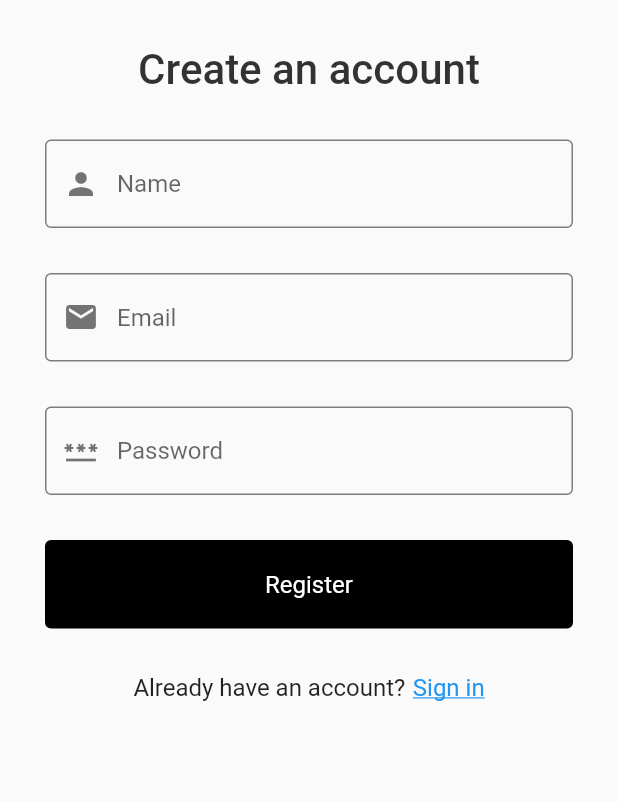
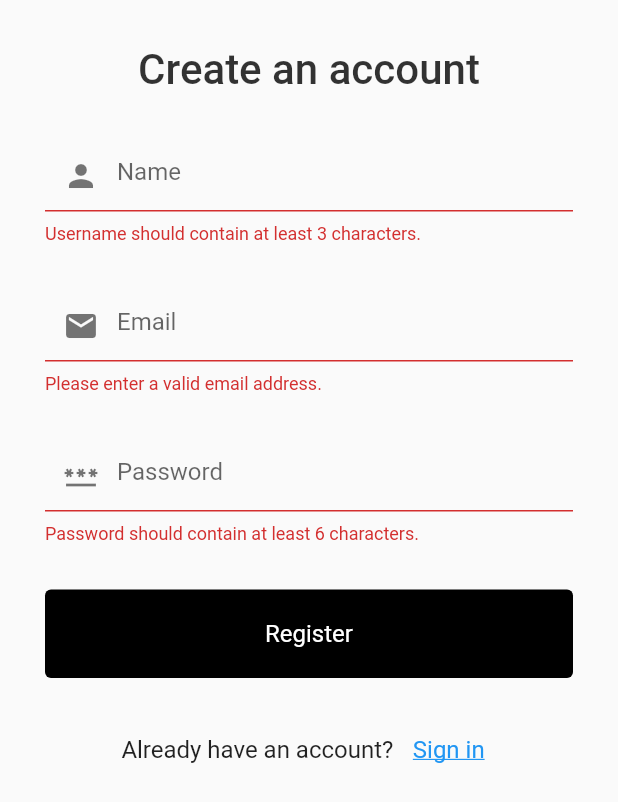
Before and after one commit to omarageorge/Belendroit, a Flutter app: the RegistrationScreen screen opened by its route, after a tap on "Register", on a phone screen of 412 x 824 dp. Shown: the top 802 px of the screen. Run offline on Flutter 3.47's test engine with Material 2 defaults, Android fonts, the phone set to English and light mode, and no system bars; drawn by our look-alikes of modal_progress_hud_nsn; our stand-ins replace cloud_firestore, firebase_auth, firebase_core, geocoding, geolocator; accounts and stored records are empty.

Commit message:
Another commit

```diff
--- a/lib/constants.dart
+++ b/lib/constants.dart
@@ -1,9 +1,9 @@
 import 'package:flutter/material.dart';
 
 ButtonStyle kTextButtonStyle = TextButton.styleFrom(
+  foregroundColor: Colors.white,
   padding: const EdgeInsets.symmetric(vertical: 20.0),
   backgroundColor: Colors.black,
-  primary: Colors.white,
   textStyle: const TextStyle(
     fontSize: 16.0,
   ),
--- a/lib/models/user_model.dart
+++ b/lib/models/user_model.dart
@@ -2,13 +2,11 @@ class UserModel {
   final String uid;
   final String name;
   final String email;
-  final bool admin;
 
   UserModel({
     required this.uid,
     required this.name,
     required this.email,
-    required this.admin,
   });
 
   // factory UserModel.fromFireStore
@@ -17,6 +15,5 @@ class UserModel {
         "uid": uid,
         "name": name,
         "email": email,
-        "admin": admin,
       };
 }
--- a/lib/screens/registration_screen.dart
+++ b/lib/screens/registration_screen.dart
@@ -18,12 +18,23 @@ class RegistrationScreen extends StatefulWidget {
 
 class _RegistrationScreenState extends State<RegistrationScreen> {
   final FirebaseAuth _auth = FirebaseAuth.instance;
-  late String name;
-  late String email;
-  late String password;
-  bool admin = false;
-  bool signupError = false;
+
+  final GlobalKey<FormState> _formKey = GlobalKey<FormState>();
+
+  final TextEditingController _nameController = TextEditingController();
+  final TextEditingController _emailController = TextEditingController();
+  final TextEditingController _passwordController = TextEditingController();
+
   bool showSpinner = false;
+
+  @override
+  void dispose() {
+    super.dispose();
+
+    _nameController.dispose();
+    _emailController.dispose();
+    _passwordController.dispose();
+  }
 
   @override
   Widget build(BuildContext context) {
@@ -55,30 +66,15 @@ class _RegistrationScreenState extends State<RegistrationScreen> {
                     ),
                   ],
                 ),
-                Visibility(
-                  visible: signupError,
-                  child: const SizedBox(
-                    height: 10.0,
-                  ),
-                ),
-                Visibility(
-                  visible: signupError,
-                  child: Row(
-                    mainAxisAlignment: MainAxisAlignment.center,
-                    children: [
-                      Text(
-                        'Sorry, could not register.',
-                        style: TextStyle(
-                          fontSize: 14.0,
-                          fontWeight: FontWeight.w500,
-                          color: Colors.red[600],
-                        ),
-                      ),
-                    ],
-                  ),
-                ),
                 kSpaceY,
-                TextField(
+                Form(
+                  key: _formKey,
+                  child: Column(
+                    mainAxisAlignment: MainAxisAlignment.start,
+                    crossAxisAlignment: CrossAxisAlignment.stretch,
+                    children: <Widget>[
+                      TextFormField(
+                        controller: _nameController,
                         keyboardType: TextInputType.name,
                         textInputAction: TextInputAction.next,
                         decoration: const InputDecoration().copyWith(
@@ -87,12 +83,18 @@ class _RegistrationScreenState extends State<RegistrationScreen> {
                           ),
                           hintText: 'Name',
                         ),
-                  onChanged: (value) {
-                    name = value;
+                        validator: (String? value) {
+                          if (value == null ||
+                              value.isEmpty ||
+                              (value.length < 3)) {
+                            return 'Username should contain at least 3 characters.';
+                          }
+                          return null;
                         },
                       ),
                       kSpaceY,
-                TextField(
+                      TextFormField(
+                        controller: _emailController,
                         keyboardType: TextInputType.emailAddress,
                         textInputAction: TextInputAction.next,
                         decoration: const InputDecoration().copyWith(
@@ -101,12 +103,17 @@ class _RegistrationScreenState extends State<RegistrationScreen> {
                           ),
                           hintText: 'Email',
                         ),
-                  onChanged: (value) {
-                    email = value;
+                        validator: (String? value) {
+                          if (!RegExp("^[a-zA-Z0-9+_.-]+@[a-zA-Z0-9.-]+.[a-z]")
+                              .hasMatch(value!)) {
+                            return 'Please enter a valid email address.';
+                          }
+                          return null;
                         },
                       ),
                       kSpaceY,
-                TextField(
+                      TextFormField(
+                        controller: _passwordController,
                         keyboardType: TextInputType.text,
                         obscureText: true,
                         textInputAction: TextInputAction.done,
@@ -116,42 +123,39 @@ class _RegistrationScreenState extends State<RegistrationScreen> {
                           ),
                           hintText: 'Password',
                         ),
-                  onChanged: (value) {
-                    password = value;
+                        validator: (String? value) {
+                          if (value!.length < 6) {
+                            return 'Password should contain at least 6 characters.';
+                          }
+                          return null;
                         },
                       ),
                       kSpaceY,
                       TextButton(
                         onPressed: () async {
-                    if (name.isEmpty || email.isEmpty || password.isEmpty) {
-                      setState(() {
-                        signupError = true;
-                      });
-                    } else if (!RegExp("^[a-zA-Z0-9+_.-]+@[a-zA-Z0-9.-]+.[a-z]")
-                        .hasMatch(email)) {
-                      setState(() {
-                        signupError = true;
-                      });
-                    } else {
+                          if (_formKey.currentState!.validate()) {
                             setState(() {
                               showSpinner = true;
                             });
 
                             await _auth
                                 .createUserWithEmailAndPassword(
-                              email: email, password: password)
+                                    email: _emailController.text,
+                                    password: _passwordController.text)
                                 .then((value) {
                               createUser();
                             }).catchError((e) {
                               setState(() {
                                 showSpinner = false;
-                          signupError = true;
                               });
                             });
                           }
                         },
                         style: kTextButtonStyle,
                         child: const Text('Register'),
+                      ),
+                    ],
+                  ),
                 ),
                 kSpaceY,
                 Link(
@@ -175,16 +179,11 @@ class _RegistrationScreenState extends State<RegistrationScreen> {
 
     final UserModel newUser = UserModel(
       uid: uid,
-      name: name,
-      email: email,
-      admin: admin,
+      name: _nameController.text,
+      email: _emailController.text,
     );
 
     await userDocument.set(newUser.toJson()).then((value) {
-      setState(() {
-        signupError = false;
-      });
-
       Navigator.pop(context);
     });
   }
--- a/lib/widgets/route.dart
+++ b/lib/widgets/route.dart
@@ -26,6 +26,8 @@ class Link extends StatelessWidget {
         ),
         GestureDetector(
           onTap: () => Navigator.pushNamed(context, route),
+          child: Padding(
+            padding: const EdgeInsets.all(8.0),
             child: Text(
               action,
               style: const TextStyle(
@@ -34,6 +36,7 @@ class Link extends StatelessWidget {
                   decoration: TextDecoration.underline),
             ),
           ),
+        ),
       ],
     );
   }
```
Also changed, not shown: lib/helper/form_validator.dart (added, +8 -0 lines), lib/screens/account_screen.dart (+24 -1 lines), lib/screens/login_screen.dart (+59 -37 lines). Lines whose indentation alone changed are shown as unchanged.
